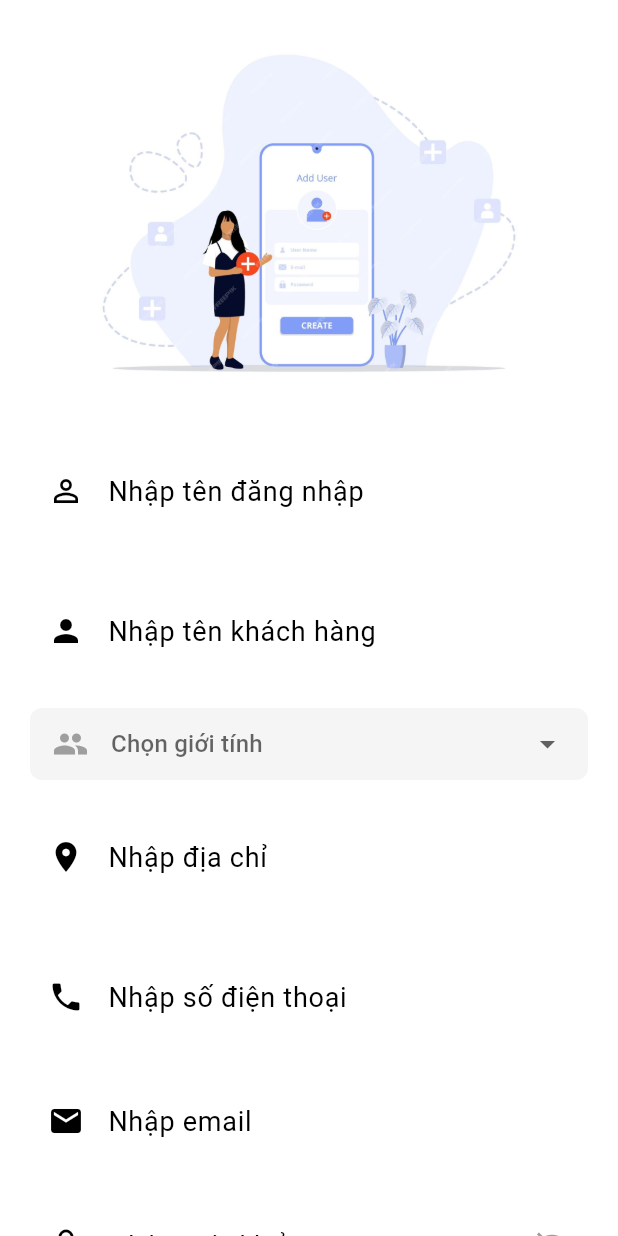
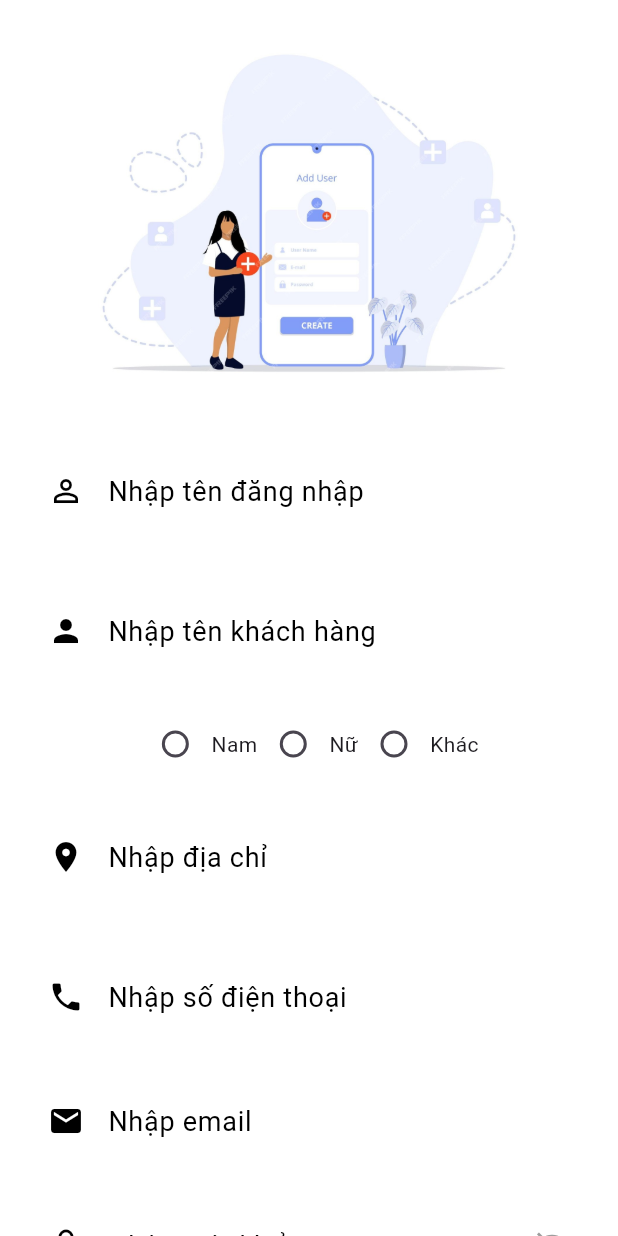
Before and after one commit to nhatkhoa1603/DoAnMon, a Flutter app: the SignUpScreen screen opened by its route, on a phone screen of 412 x 824 dp. Run offline on Flutter 3.47's test engine with Material 3 defaults, Android fonts, the phone set to English and light mode, and no system bars; our stand-ins replace cloud_firestore, shared_preferences; accounts and stored records are empty; network calls fail.

Commit message:
Cap nhat phan quyen

```diff
--- a/Api/QLyLapTop/QLyLapTop/obj/Debug/net8.0/QLyLapTop.sourcelink.json
+++ b/Api/QLyLapTop/QLyLapTop/obj/Debug/net8.0/QLyLapTop.sourcelink.json
@@ -1 +1 @@
-{"documents":{"C:\\DaNenTang\\doanmonhoc\\*":"https://raw.githubusercontent.com/nhatkhoa1603/DoAnMon/fa9b1171d2dde9dfce15cdb5e40f071b4499b99e/*"}}
+{"documents":{"C:\\DaNenTang\\doanmonhoc\\*":"https://raw.githubusercontent.com/nhatkhoa1603/DoAnMon/c73cc4c57cf8d85f4e2b027de9c4cdb55614cfa6/*"}}
--- a/Flutter/lib/view/chitietsp.dart
+++ b/Flutter/lib/view/chitietsp.dart
@@ -152,8 +152,7 @@ class _chiTietSP extends State<Chitietsp> {
               child: Row(
                 children: [
                   Expanded(
-                    flex:
-                        3, // Cho button thêm vào giỏ hàng nhiều không gian hơn
+                    flex: 3,
                     child: ElevatedButton(
                       onPressed: () {
                         Navigator.pushNamed(context, '/giohang');
--- a/Flutter/lib/view/sign_up.dart
+++ b/Flutter/lib/view/sign_up.dart
@@ -1,7 +1,6 @@
 import 'package:flutter/material.dart';
 import 'package:http/http.dart' as http;
 import 'dart:convert';
-import 'dart:io';
 import '../Widget/text_field.dart';
 import 'login.dart';
 
@@ -20,7 +19,6 @@ class _SignUpScreenState extends State<SignUpScreen> {
   final TextEditingController emailController = TextEditingController();
   final TextEditingController passwordController = TextEditingController();
   String? selectedGender;
-  String? selectedAccountType;
   bool isLoading = false;
 
   @override
@@ -42,7 +40,7 @@ class _SignUpScreenState extends State<SignUpScreen> {
     final phone = phoneController.text.trim();
     final email = emailController.text.trim();
     final password = passwordController.text.trim();
-    final accountType = selectedAccountType;
+    final accountType = 'KHACHHANG';
 
     setState(() {
       isLoading = true;
@@ -54,8 +52,7 @@ class _SignUpScreenState extends State<SignUpScreen> {
         address.isEmpty ||
         phone.isEmpty ||
         email.isEmpty ||
-        password.isEmpty ||
-        accountType == null) {
+        password.isEmpty) {
       showSnackBar(context, "Vui lòng điền đầy đủ thông tin");
       setState(() {
         isLoading = false;
@@ -63,6 +60,7 @@ class _SignUpScreenState extends State<SignUpScreen> {
       return;
     }
 
+    // Email validation
     bool isValidEmail(String email) {
       return email.toLowerCase().endsWith('@gmail.com');
     }
@@ -75,6 +73,7 @@ class _SignUpScreenState extends State<SignUpScreen> {
       return;
     }
 
+    // Password validation
     if (password.length < 6) {
       showSnackBar(context, "Mật khẩu phải có ít nhất 6 ký tự");
       setState(() {
@@ -83,6 +82,7 @@ class _SignUpScreenState extends State<SignUpScreen> {
       return;
     }
 
+    // Phone number validation
     if (!RegExp(r'^[0-9]{10}$').hasMatch(phone)) {
       showSnackBar(context, "Số điện thoại không hợp lệ");
       setState(() {
@@ -104,16 +104,6 @@ class _SignUpScreenState extends State<SignUpScreen> {
         }),
       );
 
-      print('Data sent to API: ${jsonEncode({
-            'TenKhachHang': name,
-            'GioiTinh': gender,
-            'DiaChi': address,
-            'SoDienThoai': phone,
-            'Email': email,
-          })}');
-      print('KhachHang Response status: ${responseKhachHang.statusCode}');
-      print('KhachHang Response body: ${responseKhachHang.body}');
-
       final responseTaiKhoan = await http.post(
         Uri.parse('https://10.0.2.2:7042/TaiKhoan/Them'),
         headers: {'Content-Type': 'application/json'},
@@ -123,9 +113,6 @@ class _SignUpScreenState extends State<SignUpScreen> {
           'loaiTaiKhoan': accountType,
         }),
       );
-
-      print('TaiKhoan Response status: ${responseTaiKhoan.statusCode}');
-      print('TaiKhoan Response body: ${responseTaiKhoan.body}');
 
       if (responseKhachHang.statusCode == 200 &&
           responseTaiKhoan.statusCode == 200) {
@@ -193,38 +180,53 @@ class _SignUpScreenState extends State<SignUpScreen> {
               icon: Icons.person,
             ),
             const SizedBox(height: 10),
-            Container(
-              margin: const EdgeInsets.symmetric(horizontal: 20),
-              padding: const EdgeInsets.symmetric(horizontal: 15),
-              decoration: BoxDecoration(
-                color: Colors.grey[100],
-                borderRadius: BorderRadius.circular(8),
-              ),
-              child: Row(
+            // Giới tính với RadioButton nằm ngang
+            Row(
+              mainAxisAlignment: MainAxisAlignment.center,
               children: [
-                  const Icon(Icons.people, color: Colors.grey),
-                  const SizedBox(width: 15),
-                  Expanded(
-                    child: DropdownButtonHideUnderline(
-                      child: DropdownButton<String>(
-                        value: selectedGender,
-                        hint: const Text("Chọn giới tính"),
-                        isExpanded: true,
-                        items: const [
-                          DropdownMenuItem(value: "Nam", child: Text("Nam")),
-                          DropdownMenuItem(value: "Nữ", child: Text("Nữ")),
-                          DropdownMenuItem(value: "Khác", child: Text("Khác")),
-                        ],
+                Row(
+                  children: [
+                    Radio<String>(
+                      value: "Nam",
+                      groupValue: selectedGender,
                       onChanged: (value) {
                         setState(() {
                           selectedGender = value;
                         });
                       },
                     ),
+                    const Text("Nam"),
+                  ],
                 ),
+                Row(
+                  children: [
+                    Radio<String>(
+                      value: "Nữ",
+                      groupValue: selectedGender,
+                      onChanged: (value) {
+                        setState(() {
+                          selectedGender = value;
+                        });
+                      },
+                    ),
+                    const Text("Nữ"),
+                  ],
+                ),
+                Row(
+                  children: [
+                    Radio<String>(
+                      value: "Khác",
+                      groupValue: selectedGender,
+                      onChanged: (value) {
+                        setState(() {
+                          selectedGender = value;
+                        });
+                      },
+                    ),
+                    const Text("Khác"),
+                  ],
                 ),
               ],
-              ),
             ),
             const SizedBox(height: 10),
             TextFieldInput(
@@ -252,40 +254,6 @@ class _SignUpScreenState extends State<SignUpScreen> {
               isPass: true,
             ),
             const SizedBox(height: 10),
-            Container(
-              margin: const EdgeInsets.symmetric(horizontal: 20),
-              padding: const EdgeInsets.symmetric(horizontal: 15),
-              decoration: BoxDecoration(
-                color: Colors.grey[100],
-                borderRadius: BorderRadius.circular(8),
-              ),
-              child: Row(
-                children: [
-                  const Icon(Icons.account_box, color: Colors.grey),
-                  const SizedBox(width: 15),
-                  Expanded(
-                    child: DropdownButtonHideUnderline(
-                      child: DropdownButton<String>(
-                        value: selectedAccountType,
-                        hint: const Text("Chọn loại tài khoản"),
-                        isExpanded: true,
-                        items: const [
-                          DropdownMenuItem(
-                              value: "KHACHHANG", child: Text("KHACHHANG")),
-                          DropdownMenuItem(
-                              value: "ADMIN", child: Text("ADMIN")),
-                        ],
-                        onChanged: (value) {
-                          setState(() {
-                            selectedAccountType = value;
-                          });
-                        },
-                      ),
-                    ),
-                  ),
-                ],
-              ),
-            ),
             const SizedBox(height: 15),
             isLoading
                 ? const CircularProgressIndicator()
```
Also changed, not shown: Flutter/lib/view/chitietdon.dart (+3 -9 lines), Flutter/lib/view/doimatkhau.dart (+19 -11 lines), Flutter/lib/view/login.dart (+15 -0 lines), 11 other files. Lines whose indentation alone changed are shown as unchanged.
